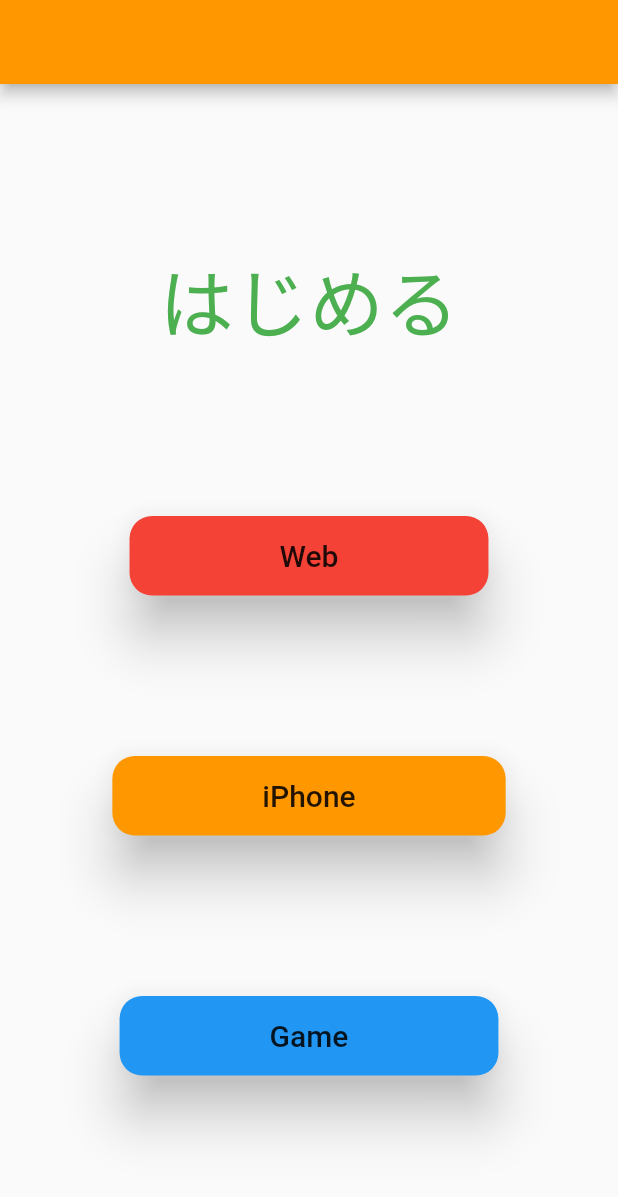
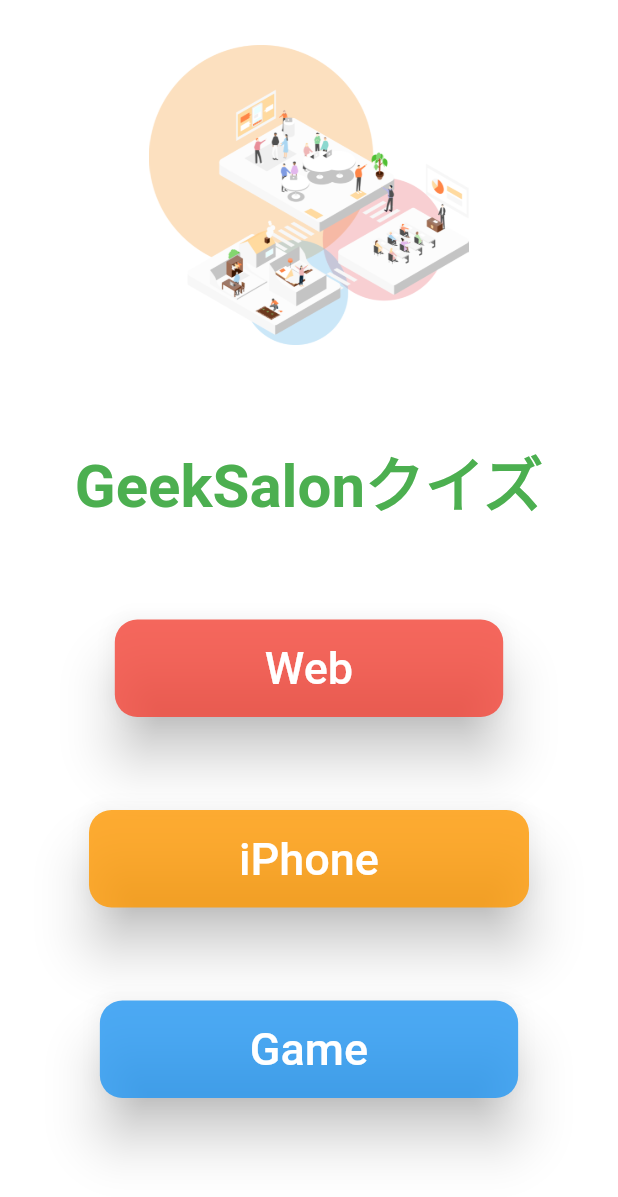
Before and after one commit to mando0520/flutter_geeksalonquizapp, a Flutter app: the screen it shows after launch, on a phone screen of 412 x 824 dp. Shown: the top 1197 px of the screen. Run offline on Flutter 3.47's test engine with Material 2 defaults, Android fonts, the phone set to English and light mode, and no system bars; our stand-ins replace audioplayers, cloud_firestore, firebase_core; accounts and stored records are empty.

Commit message:
topページデザイン途中

```diff
--- a/lib/main.dart
+++ b/lib/main.dart
@@ -18,7 +18,7 @@
 
   @override
   Widget build(BuildContext context) {
-    _player.loop('sounds/main_lovelyflower.mp3',volume: 0.3);
+    // _player.loop('sounds/main_lovelyflower.mp3',volume: 0.3);
     return Start();
   }
 }
--- a/lib/start_page.dart
+++ b/lib/start_page.dart
@@ -7,16 +7,26 @@
   @override
   Widget build(BuildContext context) {
     return MaterialApp(
+      debugShowCheckedModeBanner: false,
+      title: "GeekSalonQuiz",
+      theme: ThemeData(
+        scaffoldBackgroundColor: Colors.white,
+      ),
       home: Scaffold(
-          appBar: AppBar(
-            backgroundColor: Colors.orange,
+        backgroundColor: Colors.white,
+        body: Padding(
+          padding: EdgeInsets.only(top: 30, bottom: 30),
+          child: Column(
+            mainAxisAlignment: MainAxisAlignment.center,
+            children: [
+              Image.asset('assets/images/top.png',height: 200),
+              Expanded(
+                child: StartPage()
+              )
+            ],
           ),
-          // backgroundColor: Colors.white,
-          body: SafeArea(
-            child: StartPage(),
-          )
+        ) ,
       ),
-      debugShowCheckedModeBanner: false,
     );
   }
 }
@@ -34,9 +44,10 @@
         mainAxisAlignment: MainAxisAlignment.spaceEvenly,
         children: <Widget>[
             Text(
-              "はじめる",
+              "GeekSalonクイズ",
               style: TextStyle(
-                fontSize: 50.0,
+                fontSize: 40.0,
+                fontWeight: FontWeight.bold,
                 color: Colors.green)
             ),
           RaisedButton(
@@ -51,9 +62,11 @@
             child: Text(
               "Web",
               style: TextStyle(
-                fontSize: 20.0)
+                fontSize: 30.0,
+                color: Colors.white
+              )
             ),
-            color: Colors.red,
+            color: Colors.red.withOpacity(0.8),
             elevation: 15.0,
             padding: EdgeInsets.symmetric(
               vertical: 15.0,
@@ -77,9 +90,11 @@
             child: Text(
               "iPhone",
               style: TextStyle(
-                fontSize: 20.0)
+                fontSize: 30.0,
+                color: Colors.white
+              )
             ),
-            color: Colors.orange,
+            color: Colors.orange.withOpacity(0.8),
             elevation: 15.0,
             padding: EdgeInsets.symmetric(
               vertical: 15.0,
@@ -103,9 +118,11 @@
             child: Text(
               "Game",
               style: TextStyle(
-                fontSize: 20.0)
+                fontSize: 30.0,
+                color: Colors.white
+              )
             ),
-            color: Colors.blue,
+            color: Colors.blue.withOpacity(0.8),
             elevation: 15.0,
             padding: EdgeInsets.symmetric(
               vertical: 15.0,
--- a/pubspec.yaml
+++ b/pubspec.yaml
@@ -60,7 +60,8 @@
   # the material Icons class.
   uses-material-design: true
   assets:
-  - assets/sounds/
+    - assets/sounds/
+    - assets/images/top.png
 
   # To add assets to your application, add an assets section, like this:
   # assets:
```
Also changed, not shown: assets/images/top.png (added).
